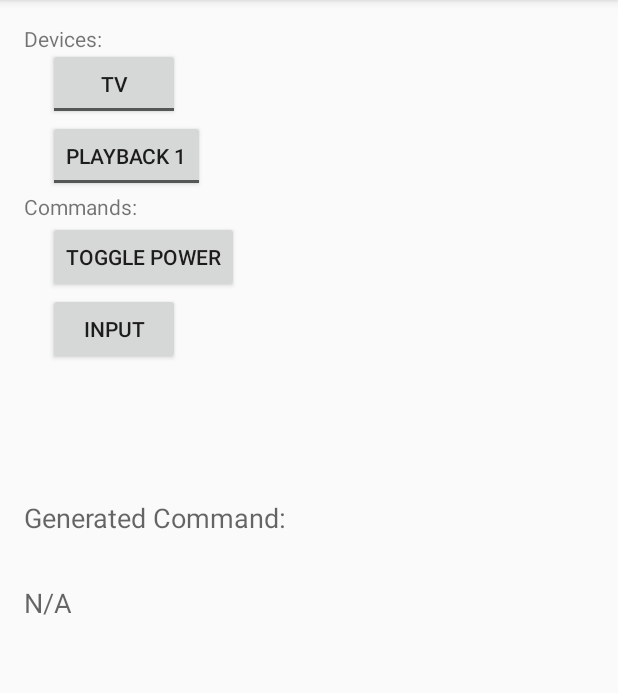
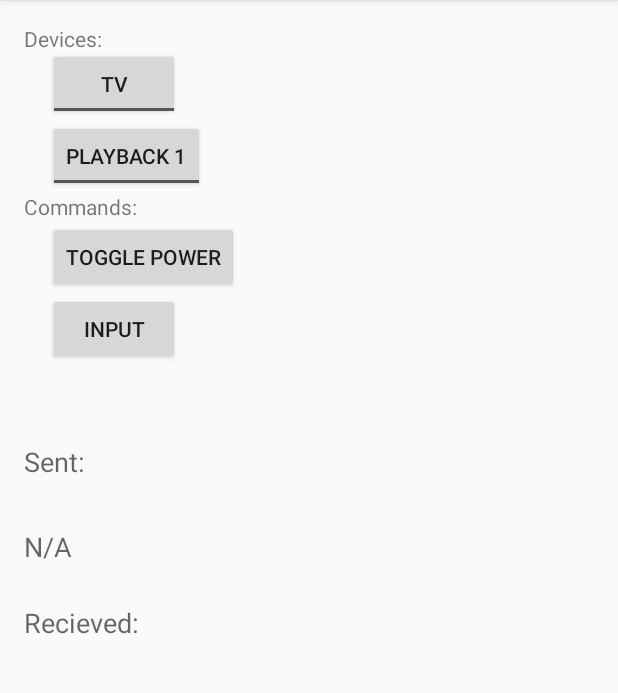
Before and after one commit to NHurst99/Nick-Hurst-Capstone, an Android app: the screen it shows after launch (MainActivity), on a phone screen of 412 x 824 dp, the part 84-777 px from its top. Run offline under Robolectric (Android 15) with nearby library versions, the phone set to English and light mode, and no system bars; our stand-ins replace RxJava; libraries missing offline, so code that uses them is left out: com.harrysoft.androidbluetoothserial; 3 statements that could not run were skipped.

Commit message:
Added bluetooth communication on Android

```diff
--- a/Android/app/src/main/res/layout/activity_main.xml
+++ b/Android/app/src/main/res/layout/activity_main.xml
@@ -71,8 +71,8 @@
         android:layout_width="wrap_content"
         android:layout_height="wrap_content"
         android:layout_marginStart="16dp"
-        android:layout_marginTop="137dp"
-        android:text="Generated Command:"
+        android:layout_marginTop="100dp"
+        android:text="Sent:"
         android:textAppearance="@android:style/TextAppearance.Material.Medium"
         app:layout_constraintStart_toStartOf="parent"
         app:layout_constraintTop_toBottomOf="@+id/powerButton" />
@@ -98,5 +98,42 @@
         app:layout_constraintStart_toStartOf="parent"
         app:layout_constraintTop_toBottomOf="@+id/powerButton" />
 
+    <TextView
+        android:id="@+id/textView5"
+        android:layout_width="wrap_content"
+        android:layout_height="wrap_content"
+        android:layout_marginStart="16dp"
+        android:layout_marginTop="26dp"
+        android:text="Recieved:"
+        android:textAppearance="@android:style/TextAppearance.Material.Medium"
+        app:layout_constraintStart_toStartOf="parent"
+        app:layout_constraintTop_toBottomOf="@+id/generatedCommand" />
+
+    <TextView
+        android:id="@+id/recievedText"
+        android:layout_width="wrap_content"
+        android:layout_height="wrap_content"
+        android:layout_marginStart="16dp"
+        android:layout_marginTop="492dp"
+        android:textAppearance="@android:style/TextAppearance.Material.Medium"
+        app:layout_constraintStart_toStartOf="parent"
+        app:layout_constraintTop_toTopOf="parent" />
+
+    <ScrollView
+        android:id="@+id/devices"
+        android:layout_width="395dp"
+        android:layout_height="253dp"
+        android:layout_marginStart="8dp"
+        android:layout_marginTop="24dp"
+        app:layout_constraintStart_toStartOf="parent"
+        app:layout_constraintTop_toBottomOf="@+id/textView5">
+
+        <LinearLayout
+            android:id="@+id/deviceList"
+            android:layout_width="match_parent"
+            android:layout_height="wrap_content"
+            android:orientation="vertical" />
+    </ScrollView>
+
 
 </android.support.constraint.ConstraintLayout>
--- a/Android/build.gradle
+++ b/Android/build.gradle
@@ -18,7 +18,7 @@ allprojects {
     repositories {
         google()
         jcenter()
-
+        maven { url 'https://jitpack.io' }
     }
 }
 
```
Also changed, not shown: Android/app/build.gradle (+9 -1 lines), Android/app/src/main/java/com/cecremote/MainActivity.java (+101 -18 lines), 12 other files.
